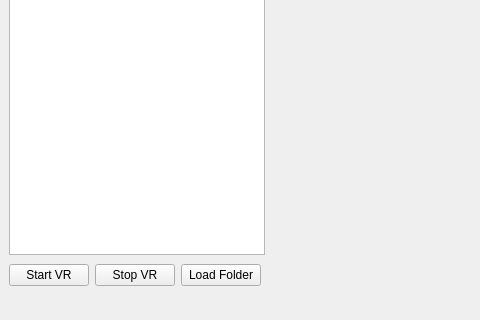
This is mainwindow.ui in SomtoA-UON/Group11_EEEE2076 as Qt 5 draws it before an edit; both pictures show x 0 to 480 and y 280 to 600 of the 800 by 600 pixel window. The edited form follows.
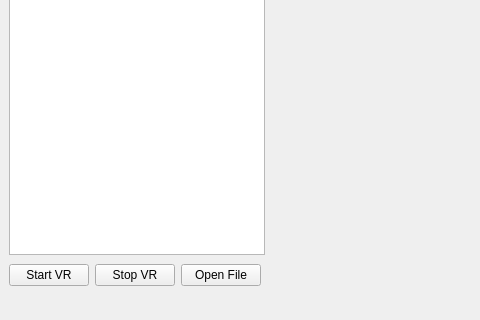
This is the edited form. Icons and pictures are not drawn. Custom widgets are drawn as their Qt base class.

```diff
--- a/mainwindow.ui
+++ b/mainwindow.ui
@@ -61,7 +61,7 @@
       <item>
        <widget class="QPushButton" name="loadFolder">
         <property name="text">
-         <string>Load Folder</string>
+         <string>Open File</string>
         </property>
        </widget>
       </item>
```
Left out of the diff: 3 changed lines with no effect on the pictures.
